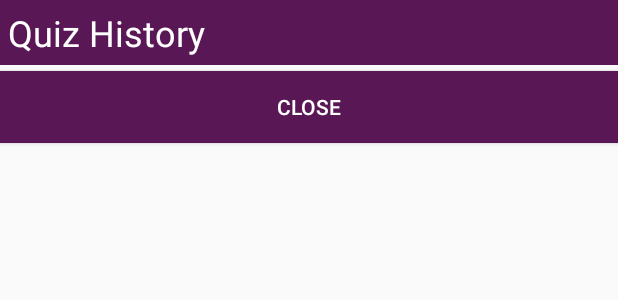
After one commit to tarkenfire/KanaGT, an Android app: the layout dialog_quiz_history.xml on its own in the app's theme, with its tools: preview values and no code run, on a phone screen of 412 x 824 dp. The commit adds this screen. Shown: the top 300 px of the screen. Run offline under Robolectric (Android 15) with nearby library versions, the phone set to English and light mode, and no system bars.

Commit message:
Finished stats

```diff
--- a/app/src/main/java/com/hinodesoftworks/kanagt/MainActivity.java
+++ b/app/src/main/java/com/hinodesoftworks/kanagt/MainActivity.java
@@ -260,6 +260,10 @@ public class MainActivity extends ActionBarActivity implements
         sender.updateStats(hira, kata, quiz);
     }
 
+    public void onHistoryButtonPressed(StatsFragment sender){
+        sender.showHistoryDialog(mDatabaseManager.getAllQuizResults());
+    }
+
     //prefs fragment
     @Override
     public void onDatabaseDeleteClicked() {
--- /dev/null
+++ b/app/src/main/res/layout/dialog_quiz_history.xml
@@ -0,0 +1,35 @@
+<?xml version="1.0" encoding="utf-8"?>
+<LinearLayout xmlns:android="http://schemas.android.com/apk/res/android"
+    android:orientation="vertical"
+    android:layout_width="match_parent"
+    android:layout_height="match_parent">
+
+    <TextView
+        android:id="@+id/quiz_history_title"
+        android:layout_width="match_parent"
+        android:layout_height="wrap_content"
+        android:background="@color/primary_dark"
+        android:text="@string/title_quiz_history"
+        android:textColor="#FFF"
+        android:textSize="24sp"
+        android:layout_marginBottom="4dp"
+        android:paddingTop="5dp"
+        android:paddingBottom="5dp"
+        android:paddingLeft="5dp"
+        android:paddingRight="5dp"/>
+
+    <Button
+        android:id="@+id/quiz_history_button"
+        android:layout_width="match_parent"
+        android:layout_height="wrap_content"
+        android:background="@drawable/nav_button_selector"
+        android:textColor="#FFF"
+        android:layout_marginBottom="5dp"
+        android:text="@string/button_close"/>
+
+    <ListView
+        android:id="@+id/quiz_history_list"
+        android:layout_width="match_parent"
+        android:layout_height="wrap_content" />
+
+</LinearLayout>
--- a/app/src/main/res/layout/fragment_stats.xml
+++ b/app/src/main/res/layout/fragment_stats.xml
@@ -198,6 +198,7 @@
                 android:layout_width="match_parent"
                 android:layout_height="wrap_content"
                 android:background="@drawable/nav_button_selector"
+                android:layout_marginTop="10dp"
                 android:textColor="#FFF"
                 android:text="@string/button_stats_view_quizzes"
                 />
--- a/app/src/main/res/values/strings.xml
+++ b/app/src/main/res/values/strings.xml
@@ -16,6 +16,7 @@
     <string name="button_welcome_kata_chart">View Katakana Chart</string>
     <string name="button_welcome_kata_quiz">Take a Practice Quiz</string>
     <string name="button_stats_view_quizzes">View All Quiz Results</string>
+    <string name="button_close">Close</string>
 
     <string name="descriptor_kana_diagram">Stroke Diagram</string>
 
@@ -47,6 +48,7 @@
     <string name="title_fragment_kata_chart">Katakana Chart</string>
     <string name="title_fragment_stats">User Statistics</string>
     <string name="title_settings">Settings</string>
+    <string name="title_quiz_history">Quiz History</string>
 
     <string name="title_results">Results</string>
     <string name="title_char_details">Kana Details</string>
```
Also changed, not shown: app/src/main/java/com/hinodesoftworks/kanagt/StatsFragment.java (+32 -6 lines), app/src/main/java/com/hinodesoftworks/kanagt/dialogs/QuizHistoryDialog.java (added, +63 -0 lines), app/src/main/java/com/hinodesoftworks/kanagt/util/QuizHistoryListAdapter.java (added, +86 -0 lines), app/src/main/java/com/hinodesoftworks/kanagt/util/QuizResult.java (added, +15 -0 lines), app/src/main/res/layout/row_quiz_result.xml (added, +38 -0 lines).
